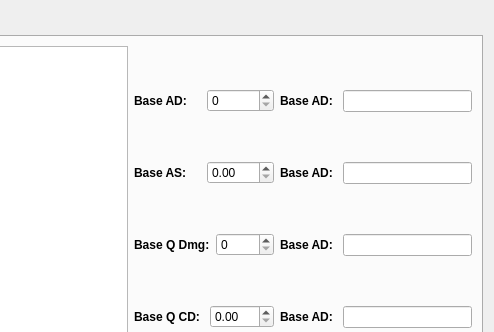
First picture: the form in stats.ui, repository SandvichVonNom/JungleModel, before the edit; both pictures show x 232 to 726 and y 0 to 332 of the 726 by 524 pixel window.
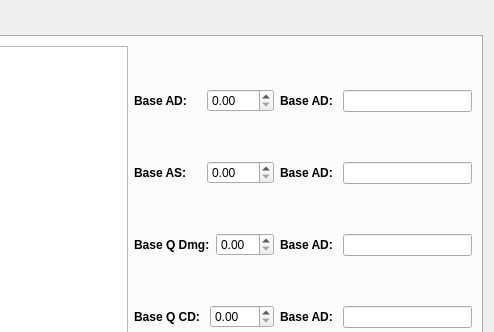
Second picture: the form after the edit.

Commit message: Updating naming scheme in champion stats struct, adding more variables.

```diff
--- a/stats.ui
+++ b/stats.ui
@@ -61,11 +61,7 @@
                   </widget>
                  </item>
                  <item>
-                  <widget class="QSpinBox" name="baseAD">
-                   <property name="maximum">
-                    <number>999</number>
-                   </property>
-                  </widget>
+                  <widget class="QDoubleSpinBox" name="ADBase"/>
                  </item>
                 </layout>
                </item>
@@ -109,11 +105,7 @@
                   </widget>
                  </item>
                  <item>
-                  <widget class="QSpinBox" name="QDmg">
-                   <property name="maximum">
-                    <number>999</number>
-                   </property>
-                  </widget>
+                  <widget class="QDoubleSpinBox" name="QDmg"/>
                  </item>
                 </layout>
                </item>
```
The commit also changes 2 other files.
